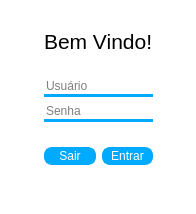
Above: loginform.ui from feferreira/LabMananger before the change. Below: the same form after it.
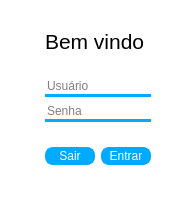
That is the form after the change.

```diff
--- a/loginform.ui
+++ b/loginform.ui
@@ -53,7 +53,7 @@
         </font>
        </property>
        <property name="text">
-        <string>Bem Vindo!</string>
+        <string>Bem vindo</string>
        </property>
       </widget>
      </item>
```
